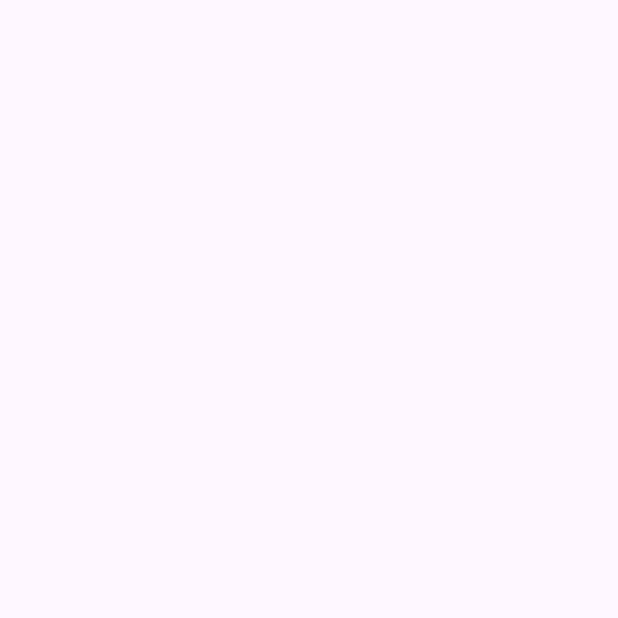
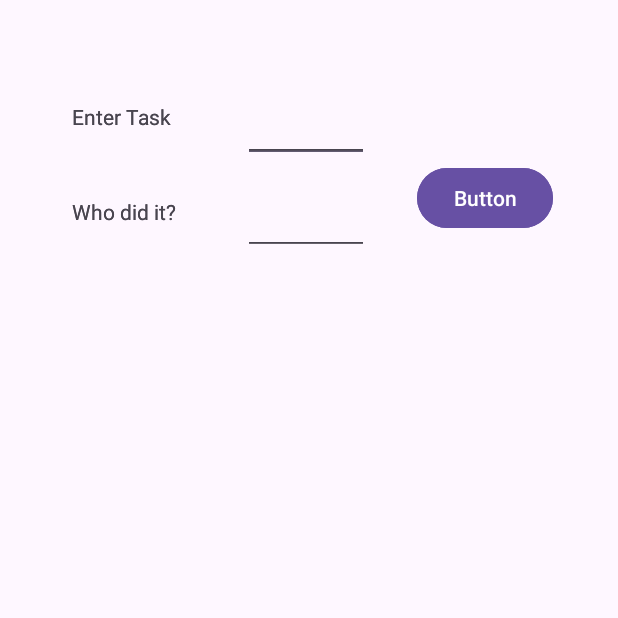
Before and after one commit to rs-bm/Oct7, an Android app: the screen it shows after launch (MainActivity), on a phone screen of 412 x 824 dp, the top half of it. Before the commit the part shown is empty. Run offline under Robolectric (Android 15) with nearby library versions, the phone set to English and light mode, and no system bars.

Commit message:
almost functional

```diff
--- a/app/src/main/java/com/example/oct7/InputFragment.java
+++ b/app/src/main/java/com/example/oct7/InputFragment.java
@@ -1,9 +1,40 @@
 package com.example.oct7;
+
+import android.os.Bundle;
+import android.view.LayoutInflater;
+import android.view.View;
+import android.view.ViewGroup;
+import android.widget.Button;
+import android.widget.ListView;
 
 import androidx.fragment.app.Fragment;
 
 public class InputFragment extends Fragment {
+    private TaskViewModel taskModel;
+    ListView listViewWidget;
+    Button submitB;
+
     public InputFragment() {
 
     }
+    private View.OnClickListener buttonListener = new View.OnClickListener() {
+        @Override
+        public void onClick(View v) {
+//            taskModel.addTask(currentColor);
+        }
+    };
+
+    @Override
+    public void onCreate(Bundle savedInstanceState) {
+        super.onCreate(savedInstanceState);
+        if (getArguments() != null) {
+
+        }
+    }
+
+    @Override
+    public View onCreateView(LayoutInflater inflater, ViewGroup container, Bundle savedInstanceState) {
+        View view = inflater.inflate(R.layout.input_fragment, container, false);
+        return view;
+    }
 }
--- a/app/src/main/java/com/example/oct7/ListFragment.java
+++ b/app/src/main/java/com/example/oct7/ListFragment.java
@@ -1,6 +1,48 @@
 package com.example.oct7;
 
+import android.os.Bundle;
+import android.view.LayoutInflater;
+import android.view.View;
+import android.view.ViewGroup;
+import android.widget.ArrayAdapter;
+import android.widget.ListView;
+
+import androidx.annotation.NonNull;
+import androidx.annotation.Nullable;
 import androidx.fragment.app.Fragment;
+import androidx.lifecycle.Observer;
+import androidx.lifecycle.ViewModelProvider;
+
+import java.util.LinkedList;
 
 public class ListFragment extends Fragment {
+    private TaskViewModel taskModel;
+    ListView listViewWidget;
+    @Override
+    public void onCreate(Bundle savedInstanceState) {
+        super.onCreate(savedInstanceState);
+        if (getArguments() != null) {
+
+        }
+    }
+
+    @Override
+    public View onCreateView(LayoutInflater inflater, ViewGroup container, Bundle savedInstanceState) {
+        View view = inflater.inflate(R.layout.list_fragment, container, false);
+        listViewWidget = view.findViewById(R.id.elements);
+        return view;
+    }
+
+    @Override
+    public void onViewCreated(@NonNull View view, @Nullable Bundle savedInstanceState) {
+        super.onViewCreated(view, savedInstanceState);
+        taskModel = new ViewModelProvider(getActivity()).get(TaskViewModel.class);
+        taskModel.getTasks().observe(getViewLifecycleOwner(), new Observer<LinkedList<String>>() {
+            @Override
+            public void onChanged(LinkedList<String> strings) {
+                ArrayAdapter<String> adapter = new ArrayAdapter(getActivity(), android.R.layout.simple_list_item_1, taskModel.getTasks().getValue());
+                listViewWidget.setAdapter(adapter);
+            }
+        });
+    }
 }
--- a/app/src/main/java/com/example/oct7/TaskViewModel.java
+++ b/app/src/main/java/com/example/oct7/TaskViewModel.java
@@ -16,18 +16,18 @@ public class TaskViewModel extends ViewModel {
         taskLL.setValue(l);
     }
 
-//    public void setColors(LinkedList<String> l) {
-//        colorsLL.setValue(l);
-//    }
-//
-//    public MutableLiveData<LinkedList<String>> getColors() {
-//        return colorsLL;
-//    }
-//
-//    public void addColor(String c) {
-//        LinkedList<String> l = getColors().getValue();
-//        l.add(c);
-//        Log.i("COLORS", l.toString());
-//        colorsLL.setValue(l);
-//    }
+    public void setTasks(LinkedList<String> l) {
+        taskLL.setValue(l);
+    }
+
+    public MutableLiveData<LinkedList<String>> getTasks() {
+        return taskLL;
+    }
+
+    public void addTask(String c) {
+        LinkedList<String> l = getTasks().getValue();
+        l.add(c);
+        Log.i("COLORS", l.toString());
+        taskLL.setValue(l);
+    }
 }
--- a/app/src/main/res/layout/activity_main.xml
+++ b/app/src/main/res/layout/activity_main.xml
@@ -17,7 +17,7 @@
 
     <androidx.fragment.app.FragmentContainerView
         android:id="@+id/listFragment"
-        android:name="com.example.oct7.InputFragment"
+        android:name="com.example.oct7.ListFragment"
         android:layout_width="fill_parent"
         android:layout_height="500dp"
         app:layout_constraintStart_toStartOf="parent"
--- a/app/src/main/res/layout/input_fragment.xml
+++ b/app/src/main/res/layout/input_fragment.xml
@@ -11,8 +11,8 @@
         android:id="@+id/enter_task"
         android:layout_width="wrap_content"
         android:layout_height="wrap_content"
-        android:layout_marginStart="45dp"
-        android:layout_marginTop="69dp"
+        android:layout_marginStart="48dp"
+        android:layout_marginTop="68dp"
         android:text="@string/enter_task"
         app:layout_constraintStart_toStartOf="parent"
         app:layout_constraintTop_toTopOf="parent"
@@ -32,17 +32,18 @@
         android:id="@+id/enter_task_et"
         android:layout_width="84dp"
         android:layout_height="50dp"
+        android:layout_marginStart="48dp"
         android:layout_marginTop="-10dp"
         android:inputType="text"
+        app:layout_constraintStart_toEndOf="@+id/enter_task"
         app:layout_constraintTop_toTopOf="@+id/enter_task"
-        tools:ignore="MissingConstraints"
-        tools:layout_editor_absoluteX="184dp" />
+        tools:ignore="MissingConstraints" />
 
     <EditText
         android:id="@+id/who_did_it_et"
         android:layout_width="84dp"
         android:layout_height="50dp"
-        android:layout_marginTop="16dp"
+        android:layout_marginTop="12dp"
         android:inputType="text"
         app:layout_constraintStart_toStartOf="@+id/enter_task_et"
         app:layout_constraintTop_toBottomOf="@+id/enter_task_et"
@@ -52,7 +53,7 @@
         android:id="@+id/button"
         android:layout_width="wrap_content"
         android:layout_height="wrap_content"
-        android:layout_marginStart="20dp"
+        android:layout_marginStart="32dp"
         android:text="Button"
         app:layout_constraintStart_toEndOf="@+id/who_did_it_et"
         app:layout_constraintTop_toBottomOf="@+id/enter_task_et" />
```
